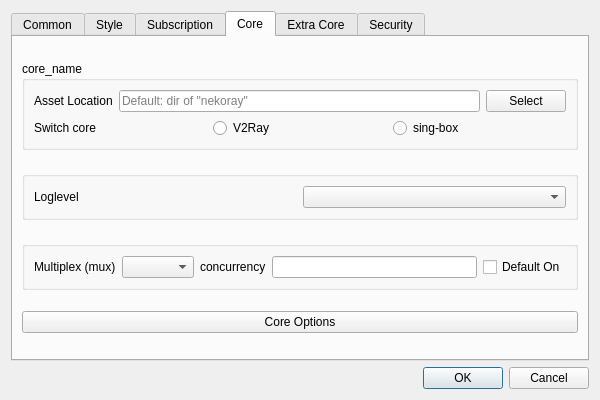
Old version of the form ui/dialog_basic_settings.ui in the repository MatsuriDayo/nekoray.
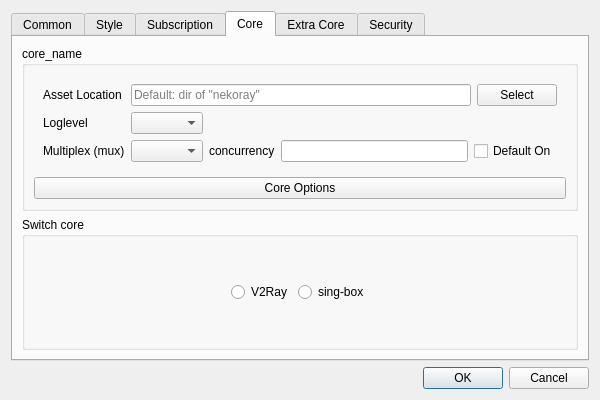
New version of the form. The open tabs and pages were chosen to show the change. Custom widgets are drawn as their Qt base class.

The edit to the form file:
```diff
--- a/ui/dialog_basic_settings.ui
+++ b/ui/dialog_basic_settings.ui
@@ -522,22 +522,25 @@
          </property>
          <layout class="QVBoxLayout" name="verticalLayout_3">
           <item>
-           <layout class="QHBoxLayout" name="horizontalLayout_22">
-            <item>
+           <widget class="QWidget" name="assest_group" native="true">
+            <layout class="QGridLayout" name="gridLayout_2">
+             <item row="0" column="0">
              <widget class="QLabel" name="label_12">
               <property name="text">
                <string>Asset Location</string>
               </property>
              </widget>
             </item>
-            <item>
+             <item row="0" column="1">
+              <layout class="QGridLayout" name="gridLayout_4">
+               <item row="0" column="0">
              <widget class="MyLineEdit" name="core_v2ray_asset">
               <property name="placeholderText">
                <string>Default: dir of &quot;nekoray&quot;</string>
               </property>
              </widget>
             </item>
-            <item>
+               <item row="0" column="1">
              <widget class="QPushButton" name="core_v2ray_asset_pick">
               <property name="text">
                <string>Select</string>
@@ -546,72 +549,32 @@
             </item>
            </layout>
           </item>
-          <item>
-           <layout class="QHBoxLayout" name="horizontalLayout_21">
-            <item>
-             <widget class="QLabel" name="label_10">
-              <property name="text">
-               <string>Switch core</string>
-              </property>
-             </widget>
-            </item>
-            <item>
-             <widget class="QRadioButton" name="switch_core_v2ray">
-              <property name="text">
-               <string notr="true">V2Ray</string>
-              </property>
-             </widget>
-            </item>
-            <item>
-             <widget class="QRadioButton" name="switch_core_sing_box">
-              <property name="text">
-               <string notr="true">sing-box</string>
-              </property>
-             </widget>
-            </item>
-           </layout>
-          </item>
-         </layout>
-        </widget>
-       </item>
-       <item>
-        <widget class="QGroupBox" name="groupBox_log">
-         <property name="sizePolicy">
-          <sizepolicy hsizetype="Preferred" vsizetype="Maximum">
-           <horstretch>0</horstretch>
-           <verstretch>0</verstretch>
-          </sizepolicy>
-         </property>
-         <layout class="QHBoxLayout" name="horizontalLayout">
-          <item>
+             <item row="1" column="0">
            <widget class="QLabel" name="label_3">
             <property name="text">
              <string notr="true">Loglevel</string>
             </property>
            </widget>
           </item>
-          <item>
-           <widget class="QComboBox" name="log_level"/>
-          </item>
-         </layout>
-        </widget>
-       </item>
-       <item>
-        <widget class="QGroupBox" name="groupBox_mux">
+             <item row="1" column="1">
+              <widget class="QComboBox" name="log_level">
          <property name="sizePolicy">
-          <sizepolicy hsizetype="Preferred" vsizetype="Maximum">
+                <sizepolicy hsizetype="Maximum" vsizetype="Fixed">
            <horstretch>0</horstretch>
            <verstretch>0</verstretch>
           </sizepolicy>
          </property>
-         <layout class="QHBoxLayout" name="horizontalLayout_17">
-          <item>
+              </widget>
+             </item>
+             <item row="2" column="0">
            <widget class="QLabel" name="label_6">
             <property name="text">
              <string>Multiplex (mux)</string>
             </property>
            </widget>
           </item>
+             <item row="2" column="1">
+              <layout class="QHBoxLayout" name="horizontalLayout">
           <item>
            <widget class="QComboBox" name="mux_protocol"/>
           </item>
@@ -633,6 +596,8 @@
            </widget>
           </item>
          </layout>
+             </item>
+            </layout>
         </widget>
        </item>
        <item>
@@ -644,6 +609,58 @@
        </item>
       </layout>
      </widget>
+       </item>
+       <item>
+        <widget class="QGroupBox" name="groupBox">
+         <property name="title">
+          <string>Switch core</string>
+         </property>
+         <layout class="QHBoxLayout" name="horizontalLayout_21">
+          <item>
+           <spacer name="horizontalSpacer">
+            <property name="orientation">
+             <enum>Qt::Horizontal</enum>
+            </property>
+            <property name="sizeHint" stdset="0">
+             <size>
+              <width>40</width>
+              <height>20</height>
+             </size>
+            </property>
+           </spacer>
+          </item>
+          <item>
+           <widget class="QRadioButton" name="switch_core_v2ray">
+            <property name="text">
+             <string notr="true">V2Ray</string>
+            </property>
+           </widget>
+          </item>
+          <item>
+           <widget class="QRadioButton" name="switch_core_sing_box">
+            <property name="text">
+             <string notr="true">sing-box</string>
+            </property>
+           </widget>
+          </item>
+          <item>
+           <spacer name="horizontalSpacer_2">
+            <property name="orientation">
+             <enum>Qt::Horizontal</enum>
+            </property>
+            <property name="sizeHint" stdset="0">
+             <size>
+              <width>40</width>
+              <height>20</height>
+             </size>
+            </property>
+           </spacer>
+          </item>
+         </layout>
+        </widget>
+       </item>
+      </layout>
+     </widget>
      <widget class="QWidget" name="tab_6">
       <attribute name="title">
        <string>Extra Core</string>
```
Left out of the diff: 4 changed lines with no effect on the pictures. Lines whose indentation alone changed are shown as unchanged.
